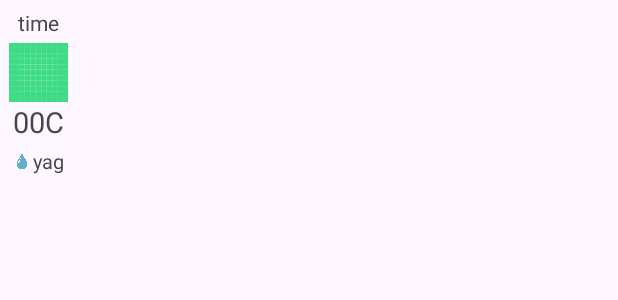
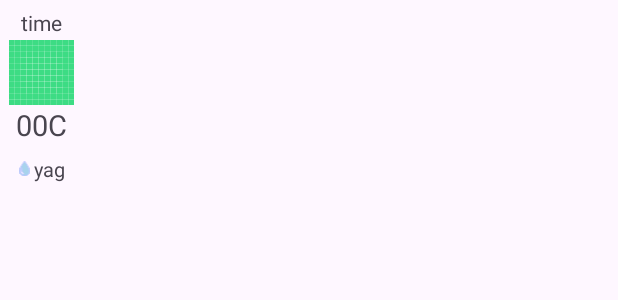
Before and after one commit to Chingiz-Taghili/Weather, an Android app: the layout saatliq_row.xml on its own in the app's theme, with its tools: preview values and no code run, on a phone screen of 412 x 824 dp. Shown: the top 300 px of the screen. Run offline under Robolectric (Android 15) with nearby library versions, the phone set to English and light mode, and no system bars; network calls fail.

Commit message:
07.08.23

```diff
--- a/app/src/main/java/com/cingiztagili/weather/model/Model.kt
+++ b/app/src/main/java/com/cingiztagili/weather/model/Model.kt
@@ -73,6 +73,8 @@ data class GunlukUmumi(
     val min_temp: Double,
     @SerializedName("avghumidity")
     val ortalama_rutubet: Double,
+    @SerializedName("daily_will_it_rain")
+    val yagis_ehtimali: Int,
     @SerializedName("condition")
     val condition: Condition
 )
--- /dev/null
+++ b/app/src/main/res/drawable/drop3.xml
@@ -0,0 +1,15 @@
+<vector xmlns:android="http://schemas.android.com/apk/res/android"
+    android:width="495.02dp"
+    android:height="716.12dp"
+    android:viewportWidth="495.02"
+    android:viewportHeight="716.12">
+  <path
+      android:pathData="M0,0h495.02v716.12h-495.02z"
+      android:fillColor="#00FFE5"
+      android:fillAlpha="0"/>
+  <path
+      android:pathData="M83.17,653.31C131.09,692.88 177.8,712.66 248.36,712.66s117.27,-19.78 165.19,-59.35C560.46,532.01 493.12,325.39 248.36,7.06 3.59,325.39 -63.74,532.01 83.17,653.31ZM110.61,320.05C86.81,471.1 150.42,534.8 190.91,559.48a41.01,41.01 0,0 1,-39.59 71.79,193.09 193.09,135 0,1 -33.17,-20.25C68.75,570.25 23.26,500.35 110.61,320.05Z"
+      android:strokeWidth="0"
+      android:fillColor="#A8D3ED"
+      android:strokeColor="#BFC6FF"/>
+</vector>
--- a/app/src/main/res/layout/saatliq_row.xml
+++ b/app/src/main/res/layout/saatliq_row.xml
@@ -2,6 +2,7 @@
 <LinearLayout xmlns:android="http://schemas.android.com/apk/res/android"
     android:layout_width="wrap_content"
     android:layout_height="wrap_content"
+    android:gravity="center"
     android:orientation="vertical">
 
     <TextView
@@ -11,15 +12,15 @@
         android:layout_gravity="center"
         android:text="time"
         android:layout_marginTop="5dp"
-        android:layout_marginBottom="4dp"
+        android:layout_marginBottom="2dp"
         android:layout_marginRight="6dp"
         android:layout_marginLeft="6dp"
         android:textSize="14sp"/>
 
     <ImageView
         android:id="@+id/iconSaatliqRecyclerView"
-        android:layout_width="39dp"
-        android:layout_height="39dp"
+        android:layout_width="43dp"
+        android:layout_height="43dp"
         android:layout_gravity="center"
         android:layout_marginLeft="6dp"
         android:layout_marginRight="6dp"
@@ -43,16 +44,18 @@
         android:layout_width="wrap_content"
         android:layout_height="wrap_content"
         android:layout_gravity="center"
-        android:layout_marginRight="5dp"
-        android:layout_marginLeft="5dp"
+        android:layout_marginRight="6dp"
+        android:layout_marginLeft="6dp"
+        android:layout_marginBottom="12dp"
+        android:layout_marginTop="3dp"
         android:orientation="horizontal">
 
         <ImageView
             android:id="@+id/dropSaatliqRecyclerView"
-            android:layout_width="12dp"
-            android:layout_height="12dp"
+            android:layout_width="10dp"
+            android:layout_height="10dp"
             android:layout_gravity="center"
-            android:src="@drawable/drop1"/>
+            android:src="@drawable/drop3"/>
 
 
         <TextView
```
Also changed, not shown: app/src/main/java/com/cingiztagili/weather/adapter/GunlukAdapter.kt (added, +45 -0 lines), app/src/main/java/com/cingiztagili/weather/view/MainActivity.kt (+9 -2 lines), app/src/main/res/drawable/drop_svg.xml (added, +17 -0 lines), app/src/main/res/drawable/shape.xml (added, +12 -0 lines), app/src/main/res/layout/activity_main.xml (+101 -31 lines), app/src/main/res/layout/gunluk_row.xml (added, +81 -0 lines).
